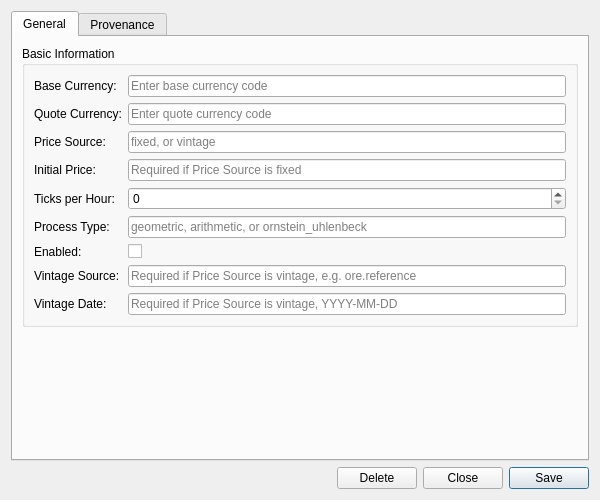
First picture: the form in projects/ores.qt/synthetic/ui/FxSpotGenerationConfigDetailDialog.ui, repository OreStudio/OreStudio, before the edit.
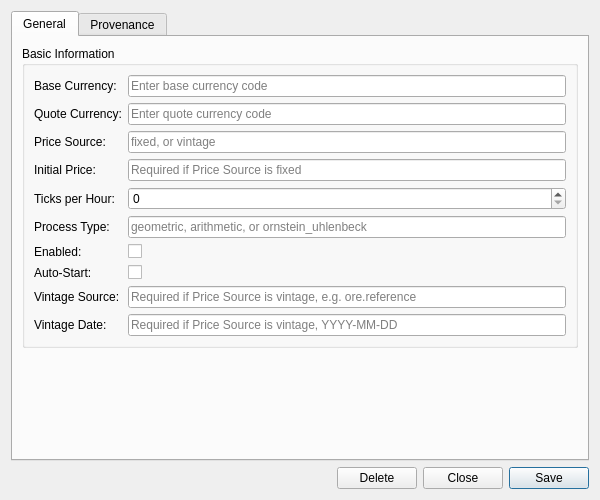
Second picture: the form after the edit. Custom widgets are drawn as their Qt base class.

Commit message:
[synthetic,sql] Add auto_start to the FX spot generation config
The FX config now carries auto_start like the IR curve config does,
closing the last startability asymmetry between the two kinds. The
column is plumbed through the codegen model, the DQ artefact table
(SQL default false), the real-table create (struct default + publish
coalesce), the publish-from-dq function, and the Qt detail dialog and
model, so the uniform auto-start walk (enabled + auto_start + enabled
container) can gate on it.

Task-ID: E1F81BE2-3D7D-4CF3-963F-3DD51D980458
Environment: swift_curie

What changed in the file:
```diff
--- a/projects/ores.qt/synthetic/ui/FxSpotGenerationConfigDetailDialog.ui
+++ b/projects/ores.qt/synthetic/ui/FxSpotGenerationConfigDetailDialog.ui
@@ -140,27 +140,41 @@
            </widget>
           </item>
           <item row="7" column="0">
+           <widget class="QLabel" name="labelAutoStart">
+            <property name="text">
+             <string>Auto-Start:</string>
+            </property>
+           </widget>
+          </item>
+          <item row="7" column="1">
+           <widget class="QCheckBox" name="autoStartCheck">
+            <property name="text">
+             <string/>
+            </property>
+           </widget>
+          </item>
+          <item row="8" column="0">
            <widget class="QLabel" name="labelVintageSource">
             <property name="text">
              <string>Vintage Source:</string>
             </property>
            </widget>
           </item>
-          <item row="7" column="1">
+          <item row="8" column="1">
            <widget class="QLineEdit" name="vintageSourceEdit">
             <property name="placeholderText">
              <string>Required if Price Source is vintage, e.g. ore.reference</string>
             </property>
            </widget>
           </item>
-          <item row="8" column="0">
+          <item row="9" column="0">
            <widget class="QLabel" name="labelVintageDate">
             <property name="text">
              <string>Vintage Date:</string>
             </property>
            </widget>
           </item>
-          <item row="8" column="1">
+          <item row="9" column="1">
            <widget class="QLineEdit" name="vintageDateEdit">
             <property name="placeholderText">
              <string>Required if Price Source is vintage, YYYY-MM-DD</string>
```
The commit also changes 23 other files.
